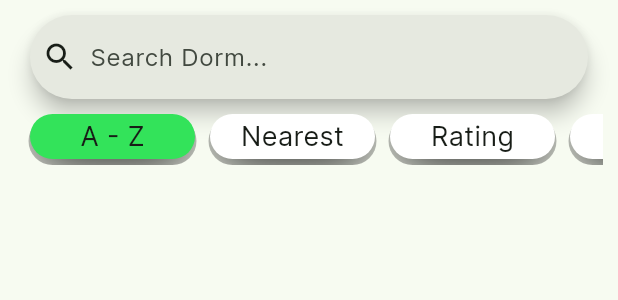
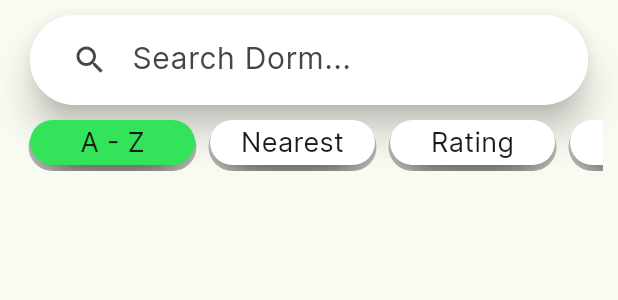
Before and after one commit to hddifent/cs342-project, a Flutter app: the SearchPage widget shown alone on an empty page, opened directly, on a phone screen of 412 x 824 dp. Shown: the top 300 px of the screen. Run offline on Flutter 3.47's test engine with Material 3 defaults, Android fonts, the phone set to English and light mode, and no system bars; our stand-ins replace cloud_firestore, firebase_auth, firebase_core, firebase_storage, flutter_rating_bar, geolocator and 2 more; accounts and stored records are empty; network calls fail.

Commit message:
Changed search bar style.

```diff
--- a/lib/app_pages/page_search.dart
+++ b/lib/app_pages/page_search.dart
@@ -6,6 +6,7 @@ import "package:cs342_project/database/firestore.dart";
 import "package:cs342_project/models/dorm.dart";
 import "package:cs342_project/utils/geolocator_locate.dart";
 import "package:cs342_project/widgets/dorm_card.dart";
+import "package:cs342_project/widgets/text_field_icon.dart";
 import "package:flutter/material.dart";
 import "package:google_maps_flutter/google_maps_flutter.dart";
 
@@ -44,9 +45,9 @@ class _SearchPageState extends State<SearchPage> {
         children: <Widget>[
           Padding(
             padding: const EdgeInsets.symmetric(horizontal: 10),
-            child: SearchBar(
-              leading: const Icon(Icons.search),
-              hintText: "Search Dorm...",
+            child: TextFieldWithIcon(
+              prefixIcon: const Icon(Icons.search),
+              prompt: "Search Dorm...",
               controller: _searchController
             )
           ),
--- a/lib/widgets/text_field_icon.dart
+++ b/lib/widgets/text_field_icon.dart
@@ -40,7 +40,7 @@ class TextFieldWithIcon extends StatelessWidget {
               child: SizedBox(height: 60, width: 500)
             ),
             ClipRRect(
-              borderRadius: const BorderRadius.all(Radius.circular(25)),
+              borderRadius: const BorderRadius.all(Radius.circular(30)),
               child: Container(
                 height: 60,
                 color: Colors.white,
```
Also changed, not shown: lib/app_pages/page_discovery.dart (+23 -5 lines).
